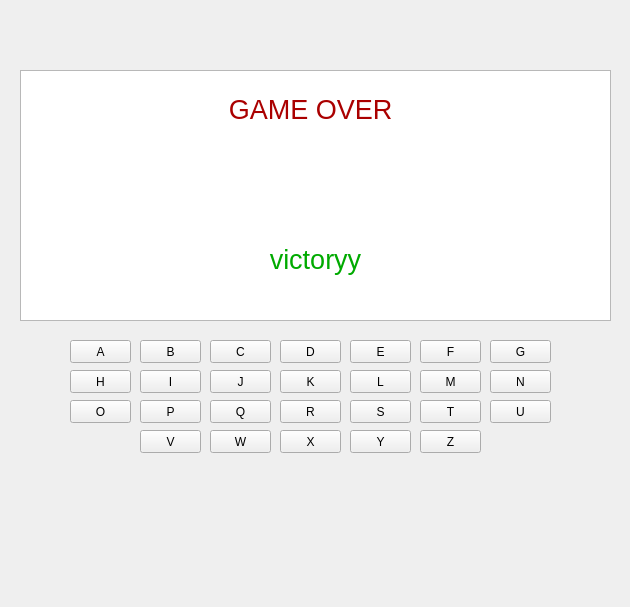
Old version of the form hangman.ui in the repository nadabadawi/Hangman_Game_Qt_Project.
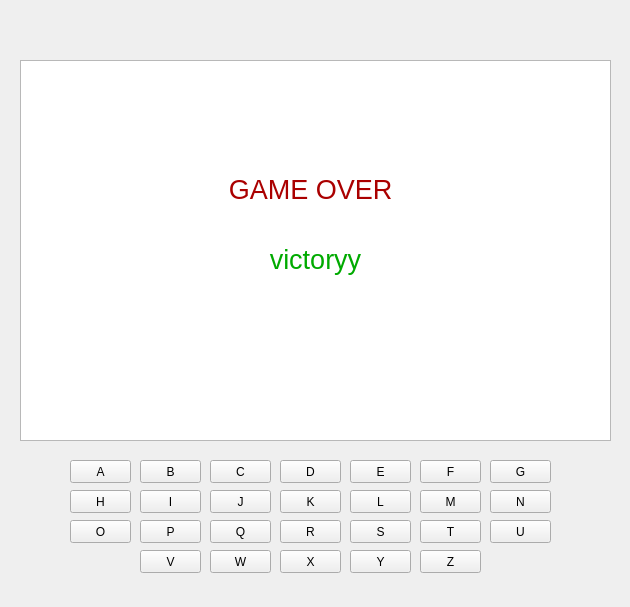
New version of the form.

Commit message: resized display to be easier to view full game

```diff
--- a/hangman.ui
+++ b/hangman.ui
@@ -17,7 +17,7 @@
    <property name="geometry">
     <rect>
      <x>70</x>
-     <y>340</y>
+     <y>460</y>
      <width>61</width>
      <height>23</height>
     </rect>
@@ -30,7 +30,7 @@
    <property name="geometry">
     <rect>
      <x>140</x>
-     <y>340</y>
+     <y>460</y>
      <width>61</width>
      <height>23</height>
     </rect>
@@ -43,7 +43,7 @@
    <property name="geometry">
     <rect>
      <x>210</x>
-     <y>340</y>
+     <y>460</y>
      <width>61</width>
      <height>23</height>
     </rect>
@@ -56,7 +56,7 @@
    <property name="geometry">
     <rect>
      <x>280</x>
-     <y>340</y>
+     <y>460</y>
      <width>61</width>
      <height>23</height>
     </rect>
@@ -69,7 +69,7 @@
    <property name="geometry">
     <rect>
      <x>350</x>
-     <y>340</y>
+     <y>460</y>
      <width>61</width>
      <height>23</height>
     </rect>
@@ -82,7 +82,7 @@
    <property name="geometry">
     <rect>
      <x>420</x>
-     <y>340</y>
+     <y>460</y>
      <width>61</width>
      <height>23</height>
     </rect>
@@ -95,7 +95,7 @@
    <property name="geometry">
     <rect>
      <x>490</x>
-     <y>340</y>
+     <y>460</y>
      <width>61</width>
      <height>23</height>
     </rect>
@@ -108,7 +108,7 @@
    <property name="geometry">
     <rect>
      <x>70</x>
-     <y>370</y>
+     <y>490</y>
      <width>61</width>
      <height>23</height>
     </rect>
@@ -121,7 +121,7 @@
    <property name="geometry">
     <rect>
      <x>140</x>
-     <y>370</y>
+     <y>490</y>
      <width>61</width>
      <height>23</height>
     </rect>
@@ -134,7 +134,7 @@
    <property name="geometry">
     <rect>
      <x>210</x>
-     <y>370</y>
+     <y>490</y>
      <width>61</width>
      <height>23</height>
     </rect>
@@ -147,7 +147,7 @@
    <property name="geometry">
     <rect>
      <x>280</x>
-     <y>370</y>
+     <y>490</y>
      <width>61</width>
      <height>23</height>
     </rect>
@@ -160,7 +160,7 @@
    <property name="geometry">
     <rect>
      <x>350</x>
-     <y>370</y>
+     <y>490</y>
      <width>61</width>
      <height>23</height>
     </rect>
@@ -173,7 +173,7 @@
    <property name="geometry">
     <rect>
      <x>420</x>
-     <y>370</y>
+     <y>490</y>
      <width>61</width>
      <height>23</height>
     </rect>
@@ -186,7 +186,7 @@
    <property name="geometry">
     <rect>
      <x>490</x>
-     <y>370</y>
+     <y>490</y>
      <width>61</width>
      <height>23</height>
     </rect>
@@ -199,7 +199,7 @@
    <property name="geometry">
     <rect>
      <x>70</x>
-     <y>400</y>
+     <y>520</y>
      <width>61</width>
      <height>23</height>
     </rect>
@@ -212,7 +212,7 @@
    <property name="geometry">
     <rect>
      <x>140</x>
-     <y>400</y>
+     <y>520</y>
      <width>61</width>
      <height>23</height>
     </rect>
@@ -225,7 +225,7 @@
    <property name="geometry">
     <rect>
      <x>210</x>
-     <y>400</y>
+     <y>520</y>
      <width>61</width>
      <height>23</height>
     </rect>
@@ -238,7 +238,7 @@
    <property name="geometry">
     <rect>
      <x>280</x>
-     <y>400</y>
+     <y>520</y>
      <width>61</width>
      <height>23</height>
     </rect>
@@ -251,7 +251,7 @@
    <property name="geometry">
     <rect>
      <x>350</x>
-     <y>400</y>
+     <y>520</y>
      <width>61</width>
      <height>23</height>
     </rect>
@@ -264,7 +264,7 @@
    <property name="geometry">
     <rect>
      <x>420</x>
-     <y>400</y>
+     <y>520</y>
      <width>61</width>
      <height>23</height>
     </rect>
@@ -277,7 +277,7 @@
    <property name="geometry">
     <rect>
      <x>490</x>
-     <y>400</y>
+     <y>520</y>
      <width>61</width>
      <height>23</height>
     </rect>
@@ -290,7 +290,7 @@
    <property name="geometry">
     <rect>
      <x>140</x>
-     <y>430</y>
+     <y>550</y>
      <width>61</width>
      <height>23</height>
     </rect>
@@ -303,7 +303,7 @@
    <property name="geometry">
     <rect>
      <x>210</x>
-     <y>430</y>
+     <y>550</y>
      <width>61</width>
      <height>23</height>
     </rect>
@@ -316,7 +316,7 @@
    <property name="geometry">
     <rect>
      <x>280</x>
-     <y>430</y>
+     <y>550</y>
      <width>61</width>
      <height>23</height>
     </rect>
@@ -329,7 +329,7 @@
    <property name="geometry">
     <rect>
      <x>350</x>
-     <y>430</y>
+     <y>550</y>
      <width>61</width>
      <height>23</height>
     </rect>
@@ -342,7 +342,7 @@
    <property name="geometry">
     <rect>
      <x>420</x>
-     <y>430</y>
+     <y>550</y>
      <width>61</width>
      <height>23</height>
     </rect>
@@ -355,9 +355,9 @@
    <property name="geometry">
     <rect>
      <x>20</x>
-     <y>70</y>
+     <y>60</y>
      <width>591</width>
-     <height>251</height>
+     <height>381</height>
     </rect>
    </property>
   </widget>
@@ -559,7 +559,7 @@
    <property name="geometry">
     <rect>
      <x>190</x>
-     <y>90</y>
+     <y>170</y>
      <width>241</width>
      <height>51</height>
     </rect>
@@ -567,12 +567,15 @@
    <property name="frameShape">
     <enum>QFrame::NoFrame</enum>
    </property>
+   <property name="readOnly">
+    <bool>true</bool>
+   </property>
    <property name="html">
     <string>&lt;!DOCTYPE HTML PUBLIC &quot;-//W3C//DTD HTML 4.0//EN&quot; &quot;http://www.w3.org/TR/REC-html40/strict.dtd&quot;&gt;
 &lt;html&gt;&lt;head&gt;&lt;meta name=&quot;qrichtext&quot; content=&quot;1&quot; /&gt;&lt;style type=&quot;text/css&quot;&gt;
 p, li { white-space: pre-wrap; }
-&lt;/style&gt;&lt;/head&gt;&lt;body style=&quot; font-family:'MS Shell Dlg 2'; font-size:7.8pt; font-weight:400; font-style:normal;&quot;&gt;
-&lt;p align=&quot;center&quot; style=&quot; margin-top:0px; margin-bottom:0px; margin-left:0px; margin-right:0px; -qt-block-indent:0; text-indent:0px;&quot;&gt;&lt;span style=&quot; font-family:'MS Shell Dlg 2'; font-size:20pt; color:#aa0000;&quot;&gt;GAME OVER&lt;/span&gt;&lt;/p&gt;&lt;/body&gt;&lt;/html&gt;</string>
+&lt;/style&gt;&lt;/head&gt;&lt;body style=&quot; font-family:'MS Shell Dlg 2'; font-size:8.25pt; font-weight:400; font-style:normal;&quot;&gt;
+&lt;p align=&quot;center&quot; style=&quot; margin-top:0px; margin-bottom:0px; margin-left:0px; margin-right:0px; -qt-block-indent:0; text-indent:0px;&quot;&gt;&lt;span style=&quot; font-size:20pt; color:#aa0000;&quot;&gt;GAME OVER&lt;/span&gt;&lt;/p&gt;&lt;/body&gt;&lt;/html&gt;</string>
    </property>
   </widget>
   <zorder>graphicsView</zorder>
```
Left out of the diff: 7 changed lines with no effect on the pictures. The commit also changes 1 other file.
